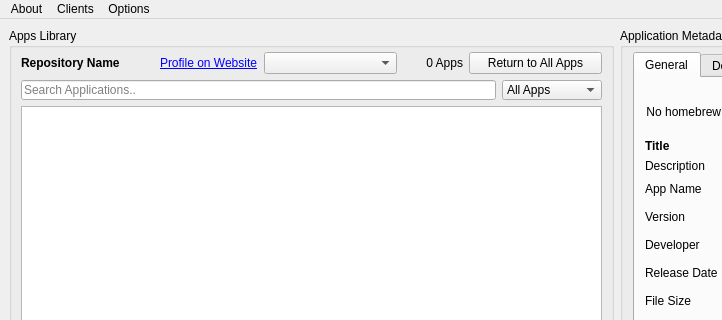
First picture: the form in gui/united.ui, repository dhtdht020/osc-dl, before the edit; both pictures show x 0 to 722 and y 0 to 320 of the 900 by 425 pixel window.
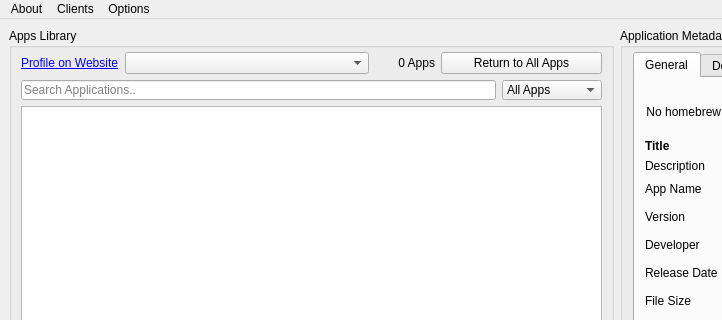
Second picture: the form after the edit.

Commit message: Removed redundant repository name label

Patch:
```diff
--- a/gui/united.ui
+++ b/gui/united.ui
@@ -72,21 +72,6 @@
           <property name="bottomMargin">
            <number>0</number>
           </property>
-          <item>
-           <widget class="QLabel" name="RepositoryNameLabel">
-            <property name="font">
-             <font>
-              <bold>true</bold>
-             </font>
-            </property>
-            <property name="styleSheet">
-             <string notr="true"/>
-            </property>
-            <property name="text">
-             <string>Repository Name</string>
-            </property>
-           </widget>
-          </item>
           <item>
            <widget class="QLabel" name="ViewDevWebsite">
             <property name="sizePolicy">
@@ -114,12 +99,6 @@
             <property name="enabled">
              <bool>true</bool>
             </property>
-            <property name="maximumSize">
-             <size>
-              <width>161</width>
-              <height>16777215</height>
-             </size>
-            </property>
            </widget>
           </item>
           <item>
```
The commit also changes 2 other files.
